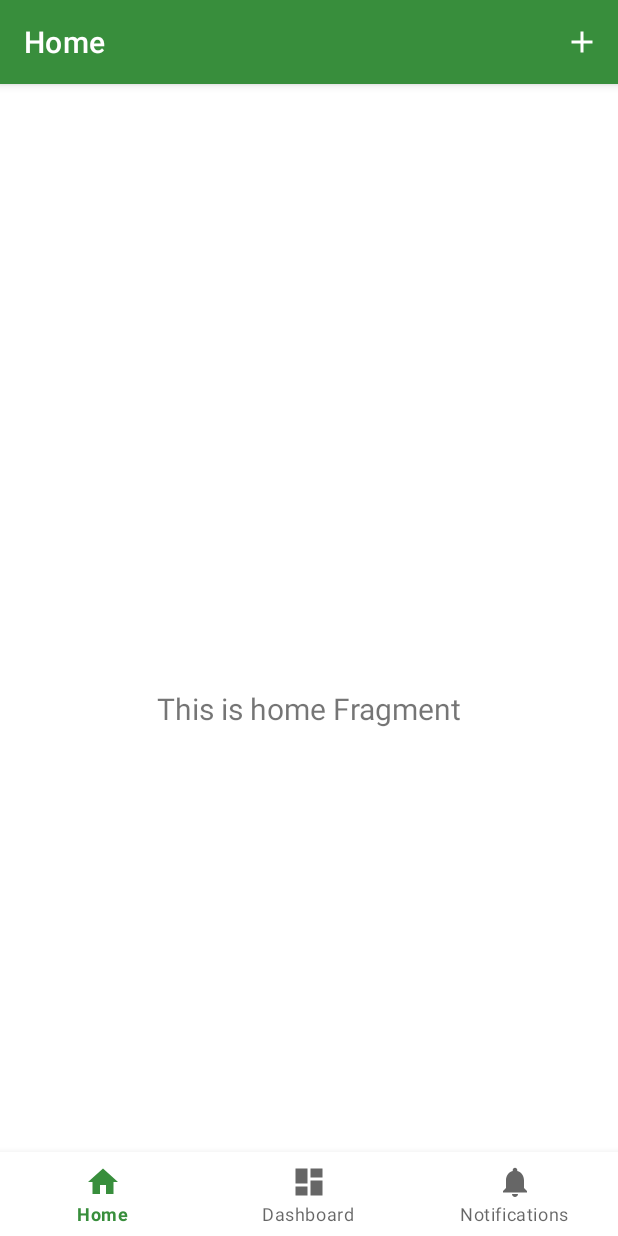
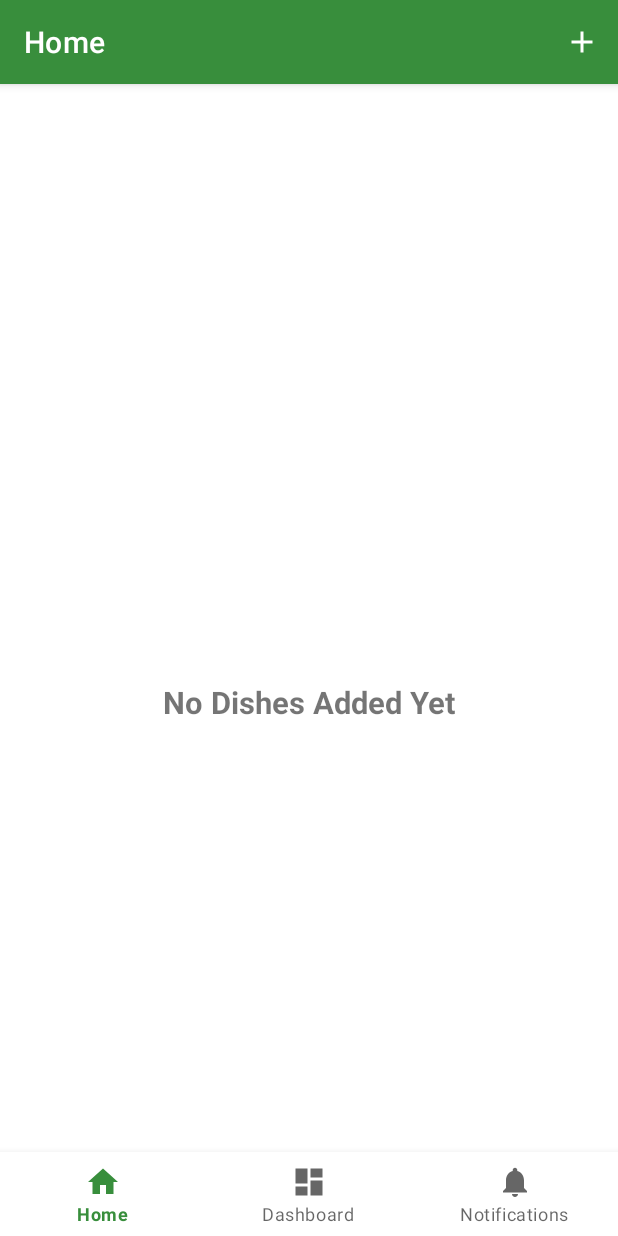
Before and after one commit to Honeymajortom/AndroidKotlin, an Android app: the AllDishesFragment screen opened directly, with no data from a screen before it, on a phone screen of 412 x 824 dp. Run offline under Robolectric (Android 15) with nearby library versions, the phone set to English and light mode, and no system bars; our stand-ins replace Room's generated code, navigation-ui, sdp/ssp sizes.

Commit message:
Display dishes on UI with RecyclerView

```diff
--- a/FavDish_v15/app/src/main/java/com/tutorials/eu/favdish/model/database/FavDishDao.kt
+++ b/FavDish_v15/app/src/main/java/com/tutorials/eu/favdish/model/database/FavDishDao.kt
@@ -2,11 +2,16 @@ package com.tutorials.eu.favdish.model.database
 
 import androidx.room.Dao
 import androidx.room.Insert
+import androidx.room.Query
 import com.tutorials.eu.favdish.model.entities.FavDish
+import kotlinx.coroutines.flow.Flow
 
 
 @Dao
 interface FavDishDao {
     @Insert
     suspend fun insertFavDishDetails(favDish: FavDish)
+
+    @Query("SELECT * FROM FAV_DISHES_TABLE ORDER BY ID")
+    fun getAllDishesList(): Flow<List<FavDish>>
 }
--- a/FavDish_v15/app/src/main/java/com/tutorials/eu/favdish/model/database/FavDishRepository.kt
+++ b/FavDish_v15/app/src/main/java/com/tutorials/eu/favdish/model/database/FavDishRepository.kt
@@ -2,6 +2,7 @@ package com.tutorials.eu.favdish.model.database
 
 import androidx.annotation.WorkerThread
 import com.tutorials.eu.favdish.model.entities.FavDish
+import kotlinx.coroutines.flow.Flow
 
 class FavDishRepository(private val favDishDao: FavDishDao) {
 
@@ -9,4 +10,6 @@ class FavDishRepository(private val favDishDao: FavDishDao) {
     suspend fun insertFavDishData(favDish: FavDish){
         favDishDao.insertFavDishDetails(favDish)
     }
+
+    val allDishesList: Flow<List<FavDish>> = favDishDao.getAllDishesList()
 }
--- a/FavDish_v15/app/src/main/java/com/tutorials/eu/favdish/view/fragments/AllDishesFragment.kt
+++ b/FavDish_v15/app/src/main/java/com/tutorials/eu/favdish/view/fragments/AllDishesFragment.kt
@@ -2,37 +2,69 @@ package com.tutorials.eu.favdish.view.fragments
 
 import android.content.Intent
 import android.os.Bundle
+import android.util.Log
 import android.view.*
+import android.widget.GridLayout
 import android.widget.TextView
 import androidx.fragment.app.Fragment
+import androidx.fragment.app.viewModels
 import androidx.lifecycle.Observer
 import androidx.lifecycle.ViewModelProvider
+import androidx.recyclerview.widget.GridLayoutManager
 import com.tutorials.eu.favdish.R
+import com.tutorials.eu.favdish.application.FavDishApplication
+import com.tutorials.eu.favdish.databinding.FragmentAllDishesBinding
 import com.tutorials.eu.favdish.view.activities.AddUpdateDishActivity
+import com.tutorials.eu.favdish.view.adapters.FavDishAdapter
+import com.tutorials.eu.favdish.viewmodel.FavDishViewModel
+import com.tutorials.eu.favdish.viewmodel.FavDishViewModelFactory
 import com.tutorials.eu.favdish.viewmodel.HomeViewModel
 
 class AllDishesFragment : Fragment() {
 
-    private lateinit var homeViewModel: HomeViewModel
+    private lateinit var mBinding: FragmentAllDishesBinding
+
+    private val mFavDishViewModel: FavDishViewModel by viewModels {
+        FavDishViewModelFactory((requireActivity().application as FavDishApplication).repository)
+    }
 
     override fun onCreate(savedInstanceState: Bundle?) {
         super.onCreate(savedInstanceState)
         setHasOptionsMenu(true)
     }
 
+    override fun onViewCreated(view: View, savedInstanceState: Bundle?) {
+        super.onViewCreated(view, savedInstanceState)
+
+        mBinding.rvDishesList.layoutManager = GridLayoutManager(requireActivity(), 2)
+        val favDishAdapter = FavDishAdapter(this@AllDishesFragment)
+
+        mBinding.rvDishesList.adapter = favDishAdapter
+
+        mFavDishViewModel.allDishesList.observe(viewLifecycleOwner) { dishes ->
+            dishes.let {
+//                for (item in it) {
+//                    Log.i("Dish Title", "${item.id} :: ${item.title}")
+//                }
+                if(it.isNotEmpty()){
+                    mBinding.rvDishesList.visibility = View.VISIBLE
+                    mBinding.tvNoDishesAddedYet.visibility = View.GONE
+                    favDishAdapter.dishesList(it)
+                } else {
+                    mBinding.rvDishesList.visibility = View.GONE
+                    mBinding.tvNoDishesAddedYet.visibility = View.VISIBLE
+                }
+            }
+        }
+    }
+
     override fun onCreateView(
-            inflater: LayoutInflater,
-            container: ViewGroup?,
-            savedInstanceState: Bundle?
+        inflater: LayoutInflater,
+        container: ViewGroup?,
+        savedInstanceState: Bundle?
     ): View? {
-        homeViewModel =
-                ViewModelProvider(this).get(HomeViewModel::class.java)
-        val root = inflater.inflate(R.layout.fragment_all_dishes, container, false)
-        val textView: TextView = root.findViewById(R.id.text_home)
-        homeViewModel.text.observe(viewLifecycleOwner, Observer {
-            textView.text = it
-        })
-        return root
+        mBinding = FragmentAllDishesBinding.inflate(inflater, container, false)
+        return mBinding.root
     }
 
     override fun onCreateOptionsMenu(menu: Menu, inflater: MenuInflater) {
--- a/FavDish_v15/app/src/main/java/com/tutorials/eu/favdish/viewmodel/FavDishViewModel.kt
+++ b/FavDish_v15/app/src/main/java/com/tutorials/eu/favdish/viewmodel/FavDishViewModel.kt
@@ -1,7 +1,9 @@
 package com.tutorials.eu.favdish.viewmodel
 
+import androidx.lifecycle.LiveData
 import androidx.lifecycle.ViewModel
 import androidx.lifecycle.ViewModelProvider
+import androidx.lifecycle.asLiveData
 import androidx.lifecycle.viewModelScope
 import com.tutorials.eu.favdish.model.database.FavDishRepository
 import com.tutorials.eu.favdish.model.entities.FavDish
@@ -13,6 +15,8 @@ class FavDishViewModel(private val repository: FavDishRepository): ViewModel() {
     fun insert(dish: FavDish) = viewModelScope.launch {
         repository.insertFavDishData(dish)
     }
+
+    val allDishesList: LiveData<List<FavDish>> = repository.allDishesList.asLiveData()
 }
 
 
--- a/FavDish_v15/app/src/main/res/layout/fragment_all_dishes.xml
+++ b/FavDish_v15/app/src/main/res/layout/fragment_all_dishes.xml
@@ -6,15 +6,25 @@
     android:layout_height="match_parent"
     tools:context=".view.fragments.AllDishesFragment">
 
+    <androidx.recyclerview.widget.RecyclerView
+        android:id="@+id/rv_dishes_list"
+        android:layout_width="0dp"
+        android:layout_height="0dp"
+        android:visibility="visible"
+        app:layout_constraintBottom_toBottomOf="parent"
+        app:layout_constraintEnd_toEndOf="parent"
+        app:layout_constraintStart_toStartOf="parent"
+        app:layout_constraintTop_toTopOf="parent" />
+
     <TextView
-        android:id="@+id/text_home"
-        android:layout_width="match_parent"
-        android:layout_height="wrap_content"
-        android:layout_marginStart="8dp"
-        android:layout_marginTop="8dp"
-        android:layout_marginEnd="8dp"
-        android:textAlignment="center"
-        android:textSize="20sp"
+        android:id="@+id/tv_no_dishes_added_yet"
+        android:layout_width="0dp"
+        android:layout_height="0dp"
+        android:gravity="center"
+        android:text="@string/no_dishes_added_yet"
+        android:textSize="@dimen/_16sdp"
+        android:textStyle="bold"
+        android:visibility="gone"
         app:layout_constraintBottom_toBottomOf="parent"
         app:layout_constraintEnd_toEndOf="parent"
         app:layout_constraintStart_toStartOf="parent"
--- a/FavDish_v15/app/src/main/res/values/strings.xml
+++ b/FavDish_v15/app/src/main/res/values/strings.xml
@@ -34,5 +34,7 @@
     <string name="err_msg_enter_dish_ingredients">Enter dish ingredients.</string>
     <string name="err_msg_select_dish_cooking_time">Select dish cooking time.</string>
     <string name="err_msg_enter_dish_cooking_instructions">Enter dish cooking instructions.</string>
+    <string name="no_dishes_added_yet">No Dishes Added Yet</string>
+    <string name="dish_title">Dish Title</string>
     <!--END-->
 </resources>
```
Also changed, not shown: FavDish_v15/app/src/main/java/com/tutorials/eu/favdish/view/adapters/FavDishAdapter.kt (added, +43 -0 lines), FavDish_v15/app/src/main/res/layout/item_dish_layout.xml (added, +36 -0 lines).
